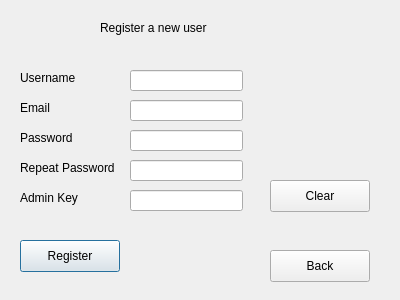
The window that registerwindow.ui (yassienE4/Lab_Project) describes before a commit, drawn with Qt 5.
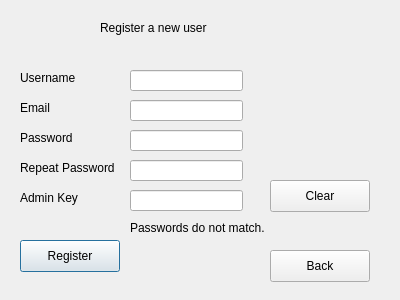
The same window after the commit.

```diff
--- a/registerwindow.ui
+++ b/registerwindow.ui
@@ -189,6 +189,19 @@
     <string>Register a new user</string>
    </property>
   </widget>
+  <widget class="QLabel" name="label_error">
+   <property name="geometry">
+    <rect>
+     <x>130</x>
+     <y>220</y>
+     <width>161</width>
+     <height>16</height>
+    </rect>
+   </property>
+   <property name="text">
+    <string>Passwords do not match.</string>
+   </property>
+  </widget>
  </widget>
  <resources/>
  <connections/>
```
